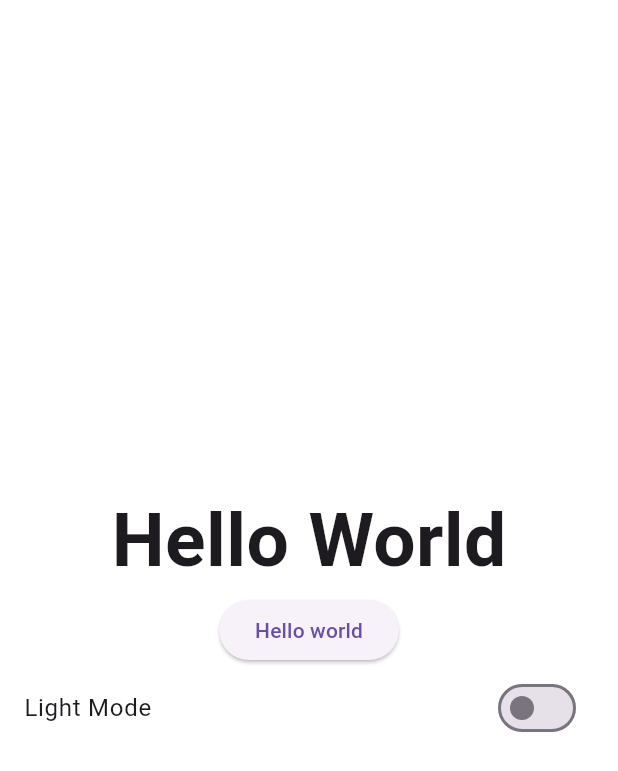
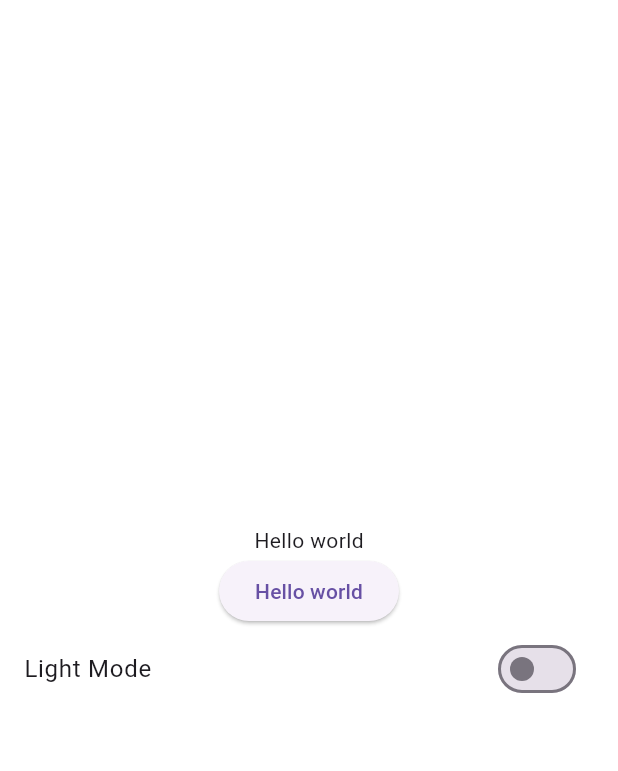
Before and after one commit to lenblazy/soko_user, a Flutter app: the screen it shows after launch, on a phone screen of 412 x 824 dp. Shown: the top 771 px of the screen. Run offline on Flutter 3.47's test engine with Material 3 defaults, Android fonts, the phone set to English and light mode, and no system bars; our stand-ins replace shared_preferences.

Commit message:
Create custom text widgets

```diff
--- a/lib/screens/home_screen.dart
+++ b/lib/screens/home_screen.dart
@@ -3,6 +3,7 @@ import 'package:provider/provider.dart';
 
 import '../consts/app_colors.dart';
 import '../providers/theme_provider.dart';
+import '../widgets/subtitle_text.dart';
 
 class HomeScreen extends StatelessWidget {
   const HomeScreen({super.key});
@@ -15,13 +16,7 @@ class HomeScreen extends StatelessWidget {
         child: Column(
           mainAxisAlignment: MainAxisAlignment.center,
           children: [
-            const Text(
-              "Hello World",
-              style: TextStyle(
-                fontSize: 50,
-                fontWeight: FontWeight.bold,
-              ),
-            ),
+            const SubtitleTextWidget(label: "Hello world"),
             ElevatedButton(
               onPressed: () {},
               child: Text("Hello world"),
--- /dev/null
+++ b/lib/widgets/subtitle_text.dart
@@ -0,0 +1,25 @@
+import 'package:flutter/material.dart';
+
+class SubtitleTextWidget extends StatelessWidget {
+  const SubtitleTextWidget({
+    super.key,
+    required this.label,
+    this.color,
+    this.fontSize = 18,
+  });
+
+  final String label;
+  final double fontSize;
+  final Color? color;
+
+  @override
+  Widget build(BuildContext context) {
+    return Text(
+      label,
+      style: TextStyle(
+        color: color,
+        fontSize: 14,
+      ),
+    );
+  }
+}
```
Also changed, not shown: lib/widgets/title_text.dart (added, +25 -0 lines).
